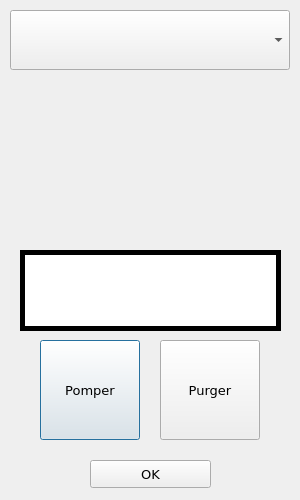
Above: gui/ui/drink.ui from robotique-ecam/barbot-v2 before the change. Below: the same form after it.
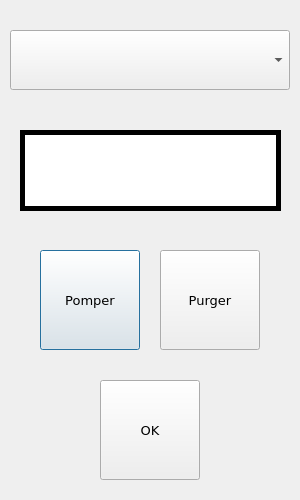
That is the form after the change.

Diff of the .ui file:
```diff
--- a/gui/ui/drink.ui
+++ b/gui/ui/drink.ui
@@ -37,7 +37,7 @@
    <property name="geometry">
     <rect>
      <x>10</x>
-     <y>10</y>
+     <y>30</y>
      <width>280</width>
      <height>60</height>
     </rect>
@@ -53,7 +53,7 @@
    <property name="geometry">
     <rect>
      <x>20</x>
-     <y>250</y>
+     <y>130</y>
      <width>261</width>
      <height>81</height>
     </rect>
@@ -86,7 +86,7 @@
    <property name="geometry">
     <rect>
      <x>40</x>
-     <y>340</y>
+     <y>250</y>
      <width>100</width>
      <height>100</height>
     </rect>
@@ -106,7 +106,7 @@
    <property name="geometry">
     <rect>
      <x>160</x>
-     <y>340</y>
+     <y>250</y>
      <width>100</width>
      <height>100</height>
     </rect>
@@ -125,10 +125,10 @@
   <widget class="QPushButton" name="ok">
    <property name="geometry">
     <rect>
-     <x>90</x>
-     <y>460</y>
-     <width>121</width>
-     <height>28</height>
+     <x>100</x>
+     <y>380</y>
+     <width>100</width>
+     <height>100</height>
     </rect>
    </property>
    <property name="font">
@@ -142,19 +142,6 @@
     <string>OK</string>
    </property>
   </widget>
-  <widget class="QLabel" name="picture">
-   <property name="geometry">
-    <rect>
-     <x>68</x>
-     <y>80</y>
-     <width>165</width>
-     <height>165</height>
-    </rect>
-   </property>
-   <property name="text">
-    <string/>
-   </property>
-  </widget>
  </widget>
  <resources>
   <include location="../images/resources.qrc"/>
```
